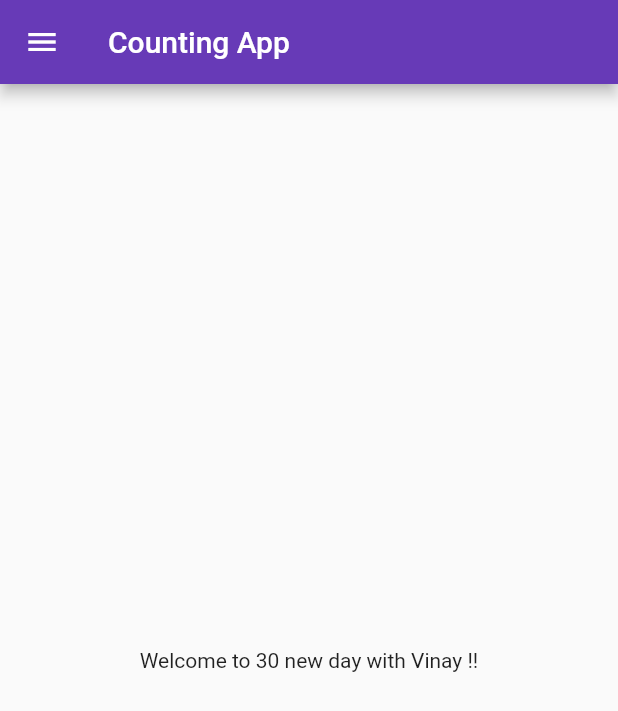
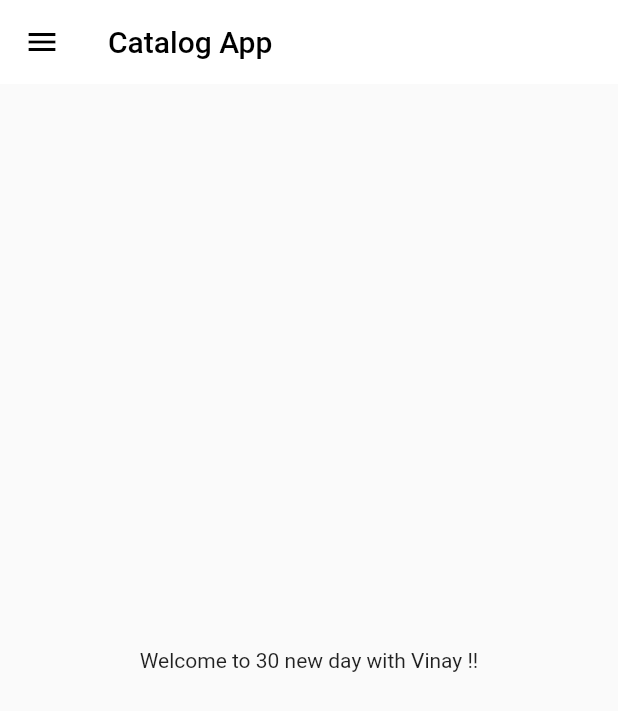
Before and after one commit to Vinay9222/7-Days-of-Flutter, a Flutter app: the HomePage screen opened by its route, on a phone screen of 412 x 824 dp. Shown: the top 711 px of the screen. Run offline on Flutter 3.47's test engine with Material 2 defaults, Android fonts, the phone set to English and light mode, and no system bars.

Commit message:
themes extracted

```diff
--- a/lib/main.dart
+++ b/lib/main.dart
@@ -1,6 +1,7 @@
 import 'package:flutter/material.dart';
 import 'package:stock/pages/home_page.dart';
 import 'package:stock/pages/login_page.dart';
+import 'package:stock/widgets/themes.dart';
 // import 'package:google_fonts/google_fonts.dart';
 
 void main() {
@@ -12,8 +13,8 @@ class MyApp extends StatelessWidget {
   Widget build(BuildContext context) {
     return MaterialApp(
       themeMode: ThemeMode.light,
-      theme: ThemeData(primarySwatch: Colors.deepPurple),
-      darkTheme: ThemeData(brightness: Brightness.dark),
+      theme: MyTheme.lightTheme(context),
+      darkTheme: MyTheme.darkTheme(context),
       debugShowCheckedModeBanner: false,
       // initialRoute: '/home',
       routes: {
--- a/lib/pages/home_page.dart
+++ b/lib/pages/home_page.dart
@@ -10,7 +10,12 @@ class HomePage extends StatelessWidget {
     String name = "Vinay";
     return Scaffold(
       appBar: AppBar(
-        title: Text("Counting App"),
+        title: Text(
+          "Catalog App",
+          style: TextStyle(
+            color: Colors.black,
+          ),
+        ),
       ),
       body: Center(
         child: Container(
--- /dev/null
+++ b/lib/widgets/themes.dart
@@ -0,0 +1,16 @@
+import 'package:flutter/cupertino.dart';
+import 'package:flutter/material.dart';
+
+class MyTheme {
+  static ThemeData lightTheme(BuildContext context) => ThemeData(
+        primarySwatch: Colors.deepPurple,
+        appBarTheme: AppBarTheme(
+          color: Colors.white,
+          elevation: 0.0,
+          iconTheme: IconThemeData(color: Colors.black),
+        ),
+      );
+
+  static ThemeData darkTheme(BuildContext context) =>
+      ThemeData(brightness: Brightness.dark);
+}
```
